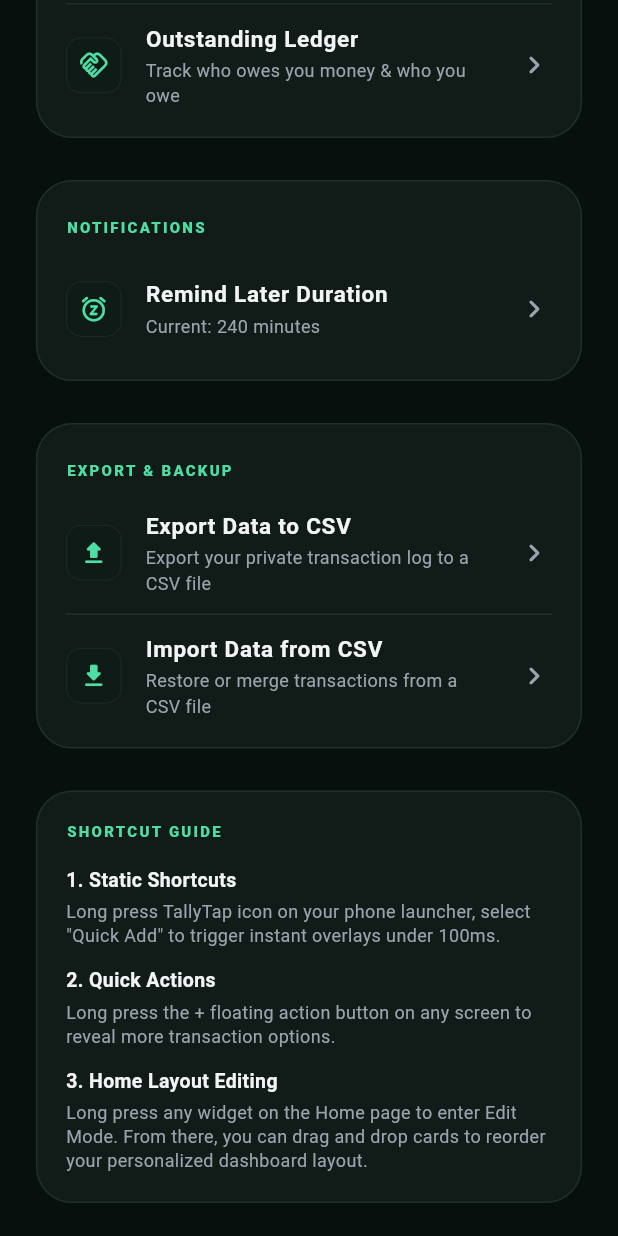
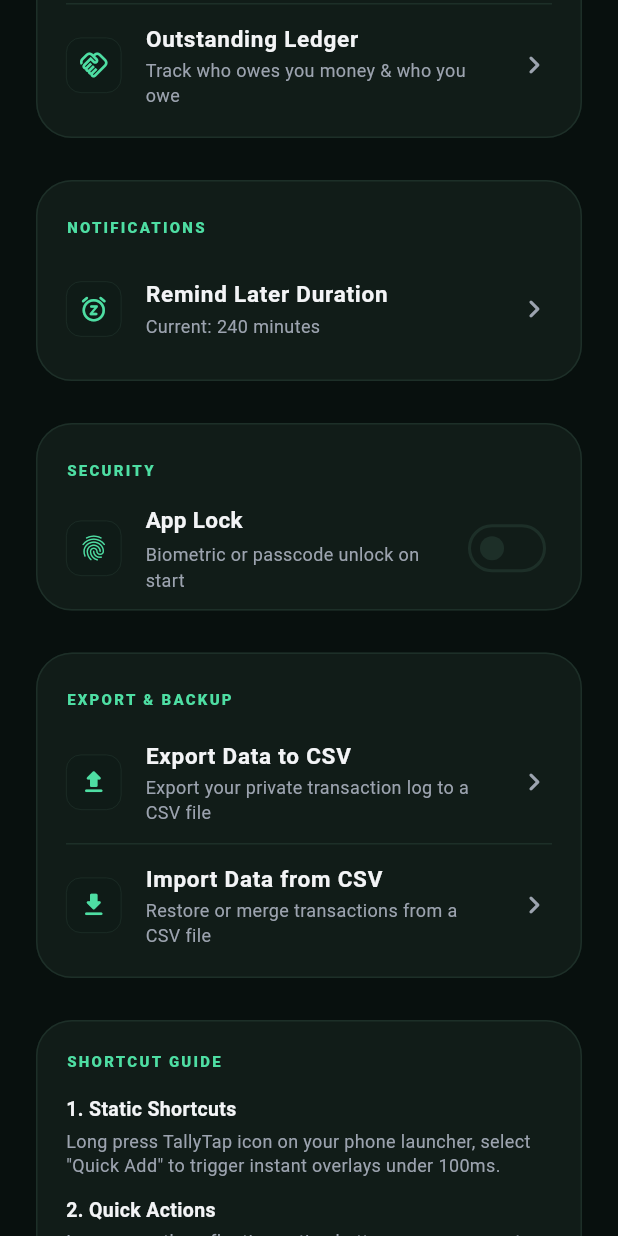
Before and after one commit to piyushram612/Tripl, a Flutter app: the ToolkitScreen widget shown alone on an empty page, opened directly, scrolled down 1152 dp, on a phone screen of 412 x 824 dp. Run offline on Flutter 3.47's test engine with Material 3 defaults, Android fonts, the phone set to English and light mode, and no system bars; our stand-ins replace file_picker, flutter_local_notifications, flutter_riverpod, flutter_svg, flutter_timezone, local_auth and 3 more; missing offline and left inert: tutorial_coach_mark; accounts and stored records are empty.

Commit message:
Improved uploading times and added biometric support

```diff
--- a/lib/screens/toolkit_screen.dart
+++ b/lib/screens/toolkit_screen.dart
@@ -22,6 +22,8 @@ import '../providers/customization_provider.dart';
 import 'sheets/snooze_duration_sheet.dart';
 import '../providers/tutorial_provider.dart';
 import '../services/tutorial_service.dart';
+import '../providers/biometric_provider.dart';
+
 
 class ToolkitScreen extends ConsumerWidget {
   const ToolkitScreen({super.key});
@@ -1412,6 +1414,84 @@ class ToolkitScreen extends ConsumerWidget {
             ),
             const SizedBox(height: 20),
 
+            // Card B3: Security
+            Card(
+              child: Padding(
+                padding: const EdgeInsets.symmetric(vertical: 8.0),
+                child: Column(
+                  crossAxisAlignment: CrossAxisAlignment.stretch,
+                  children: [
+                    const Padding(
+                      padding: EdgeInsets.only(left: 20.0, top: 16.0, bottom: 12.0),
+                      child: Text(
+                        'SECURITY',
+                        style: TextStyle(
+                          fontSize: 10,
+                          fontWeight: FontWeight.w800,
+                          letterSpacing: 1.5,
+                          color: TallyTapTheme.primaryMint,
+                        ),
+                      ),
+                    ),
+                    Padding(
+                      padding: const EdgeInsets.symmetric(horizontal: 20.0, vertical: 4.0),
+                      child: Row(
+                        children: [
+                          Container(
+                            padding: const EdgeInsets.all(8),
+                            decoration: BoxDecoration(
+                              color: const Color(0xFF0F1B17),
+                              borderRadius: BorderRadius.circular(10),
+                              border: Border.all(color: TallyTapTheme.borderGreen, width: 0.5),
+                            ),
+                            child: const Icon(
+                              Icons.fingerprint_rounded,
+                              color: TallyTapTheme.primaryMint,
+                              size: 20,
+                            ),
+                          ),
+                          const SizedBox(width: 16),
+                          const Expanded(
+                            child: Column(
+                              crossAxisAlignment: CrossAxisAlignment.start,
+                              children: [
+                                Text(
+                                  'App Lock',
+                                  style: TextStyle(fontSize: 15, fontWeight: FontWeight.bold, color: TallyTapTheme.textLight),
+                                ),
+                                SizedBox(height: 4),
+                                Text(
+                                  'Biometric or passcode unlock on start',
+                                  style: TextStyle(fontSize: 12, color: TallyTapTheme.textGray),
+                                ),
+                              ],
+                            ),
+                          ),
+                          Switch.adaptive(
+                            value: ref.watch(biometricsEnabledProvider),
+                            activeColor: TallyTapTheme.primaryMint,
+                            onChanged: (val) async {
+                              final success = await ref.read(biometricsEnabledProvider.notifier).toggle(val);
+                              if (!success && context.mounted) {
+                                ScaffoldMessenger.of(context).showSnackBar(
+                                  const SnackBar(
+                                    content: Text('Failed to authenticate or device lock not setup.'),
+                                    behavior: SnackBarBehavior.floating,
+                                    backgroundColor: Colors.red,
+                                  ),
+                                );
+                              }
+                            },
+                          ),
+                        ],
+                      ),
+                    ),
+                  ],
+                ),
+              ),
+            ),
+            const SizedBox(height: 20),
+
             // Card C: Export & Backup
             Card(
               key: TutorialService.toolkitExportKey,
--- a/pubspec.yaml
+++ b/pubspec.yaml
@@ -36,6 +36,8 @@ dependencies:
   timezone: ^0.11.0
   shared_preferences: ^2.2.3
   uuid: ^4.5.3
+  local_auth: ^2.3.0
+
 
   # The following adds the Cupertino Icons font to your application.
   # Use with the CupertinoIcons class for iOS style icons.
```
Also changed, not shown: lib/main.dart (+18 -9 lines), lib/providers/biometric_provider.dart (added, +83 -0 lines), lib/screens/lock_screen.dart (added, +226 -0 lines), lib/services/biometric_service.dart (added, +45 -0 lines), pubspec.lock, 8 other files.
